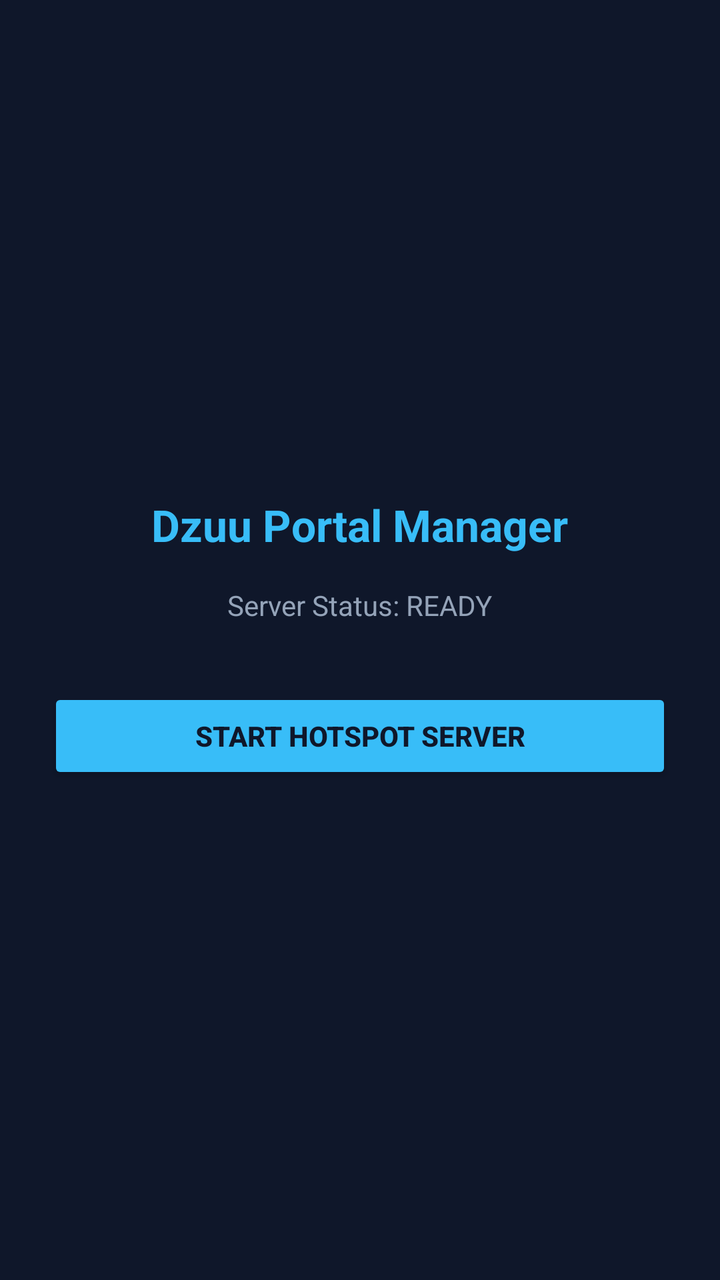
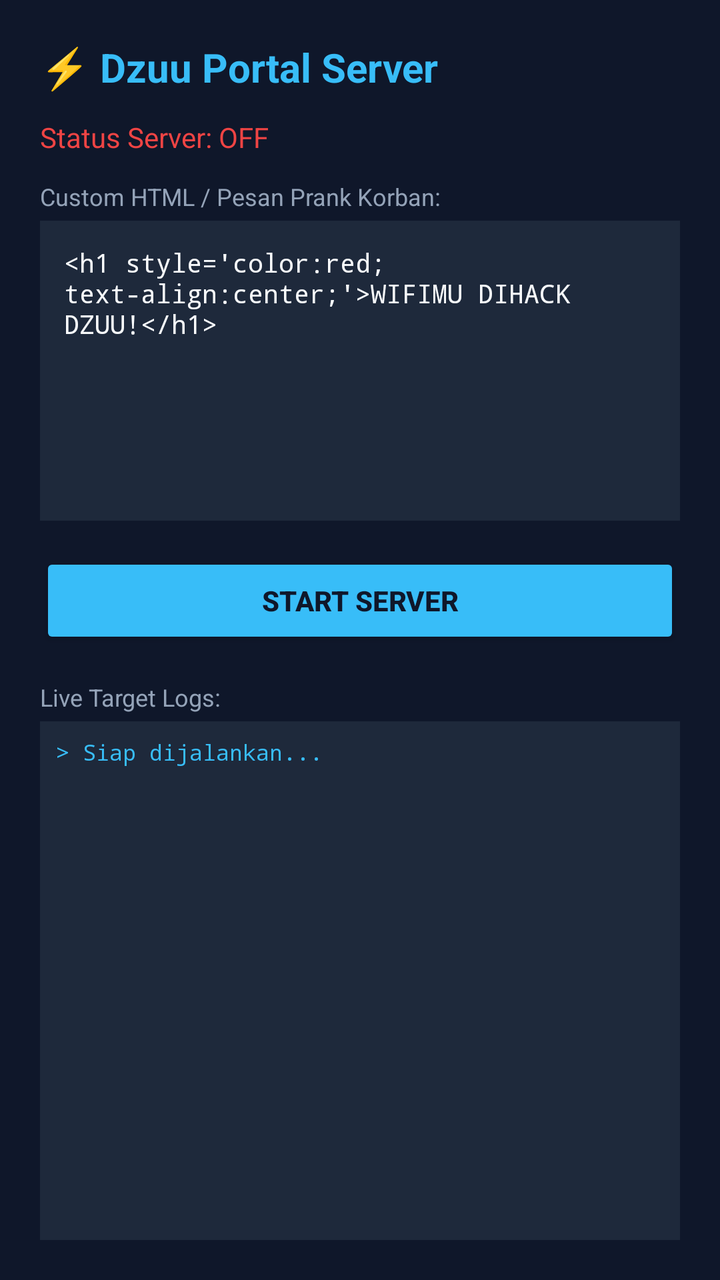

An Android layout rendered at two revisions. The XML below is the earlier revision; the diff shows what the commit changed to produce the second picture.
<!-- AndroidManifest.xml: application theme Theme.AppCompat.DayNight.NoActionBar -->
<!-- res/layout/activity_main.xml -->
<?xml version="1.0" encoding="utf-8"?>
<LinearLayout xmlns:android="http://schemas.android.com/apk/res/android"
    android:layout_width="match_parent"
    android:layout_height="match_parent"
    android:background="#0f172a"
    android:orientation="vertical"
    android:padding="24dp"
    android:gravity="center">

    <TextView
        android:layout_width="wrap_content"
        android:layout_height="wrap_content"
        android:text="Dzuu Portal Manager"
        android:textColor="#38bdf8"
        android:textSize="22sp"
        android:textStyle="bold"
        android:layout_marginBottom="16dp"/>

    <TextView
        android:layout_width="wrap_content"
        android:layout_height="wrap_content"
        android:text="Server Status: READY"
        android:textColor="#94a3b8"
        android:textSize="14sp"
        android:layout_marginBottom="32dp"/>

    <Button
        android:id="@+id/btnStart"
        android:layout_width="match_parent"
        android:layout_height="wrap_content"
        android:text="START HOTSPOT SERVER"
        android:backgroundTint="#38bdf8"
        android:textColor="#0f172a"
        android:textStyle="bold"
        android:padding="14dp"/>

</LinearLayout>
<!-- resources referenced by this layout -->
<resources>

</resources>

<!-- the commit's change to res/layout/activity_main.xml (unified diff, before → after) -->
@@ -4,34 +4,80 @@
     android:layout_height="match_parent"
     android:background="#0f172a"
     android:orientation="vertical"
-    android:padding="24dp"
-    android:gravity="center">
+    android:padding="20dp">
 
     <TextView
         android:layout_width="wrap_content"
         android:layout_height="wrap_content"
-        android:text="Dzuu Portal Manager"
+        android:text="⚡ Dzuu Portal Server"
         android:textColor="#38bdf8"
-        android:textSize="22sp"
+        android:textSize="20sp"
         android:textStyle="bold"
+        android:layout_marginBottom="12dp"/>
+
+    <TextView
+        android:id="@+id/txtStatus"
+        android:layout_width="wrap_content"
+        android:layout_height="wrap_content"
+        android:text="Status Server: OFF"
+        android:textColor="#ef4444"
+        android:textSize="14sp"
+        android:layout_marginBottom="12dp"/>
+
+    <TextView
+        android:layout_width="wrap_content"
+        android:layout_height="wrap_content"
+        android:text="Custom HTML / Pesan Prank Korban:"
+        android:textColor="#94a3b8"
+        android:textSize="12sp"
+        android:layout_marginBottom="4dp"/>
+
+    <EditText
+        android:id="@+id/edtHtml"
+        android:layout_width="match_parent"
+        android:layout_height="150dp"
+        android:background="#1e293b"
+        android:textColor="#f8fafc"
+        android:textColorHint="#64748b"
+        android:padding="12dp"
+        android:gravity="top|start"
+        android:textSize="13sp"
+        android:fontFamily="monospace"
+        android:text="&lt;h1 style='color:red; text-align:center;'&gt;WIFIMU DIHACK DZUU!&lt;/h1&gt;"
+        android:layout_marginBottom="16dp"/>
+
+    <Button
+        android:id="@+id/btnToggle"
+        android:layout_width="match_parent"
+        android:layout_height="wrap_content"
+        android:text="START SERVER"
+        android:backgroundTint="#38bdf8"
+        android:textColor="#0f172a"
+        android:textStyle="bold"
+        android:padding="12dp"
         android:layout_marginBottom="16dp"/>
 
     <TextView
         android:layout_width="wrap_content"
         android:layout_height="wrap_content"
-        android:text="Server Status: READY"
+        android:text="Live Target Logs:"
         android:textColor="#94a3b8"
-        android:textSize="14sp"
-        android:layout_marginBottom="32dp"/>
+        android:textSize="12sp"
+        android:layout_marginBottom="4dp"/>
 
-    <Button
-        android:id="@+id/btnStart"
+    <ScrollView
         android:layout_width="match_parent"
-        android:layout_height="wrap_content"
-        android:text="START HOTSPOT SERVER"
-        android:backgroundTint="#38bdf8"
-        android:textColor="#0f172a"
-        android:textStyle="bold"
-        android:padding="14dp"/>
+        android:layout_height="match_parent"
+        android:background="#1e293b"
+        android:padding="8dp">
+        <TextView
+            android:id="@+id/txtLogs"
+            android:layout_width="match_parent"
+            android:layout_height="wrap_content"
+            android:text="> Siap dijalankan...\n"
+            android:textColor="#38bdf8"
+            android:textSize="11sp"
+            android:fontFamily="monospace"/>
+    </ScrollView>
 
 </LinearLayout>
